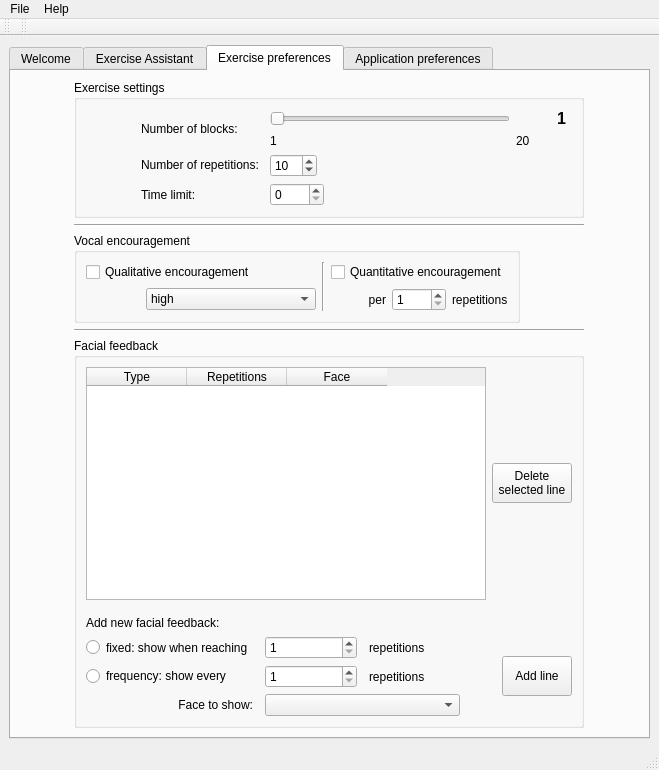
First picture: the form in src/gui/ui_files/QTRehaZenterGUI.ui, repository tolgasaglik/rehabilitation_framework, before the edit.
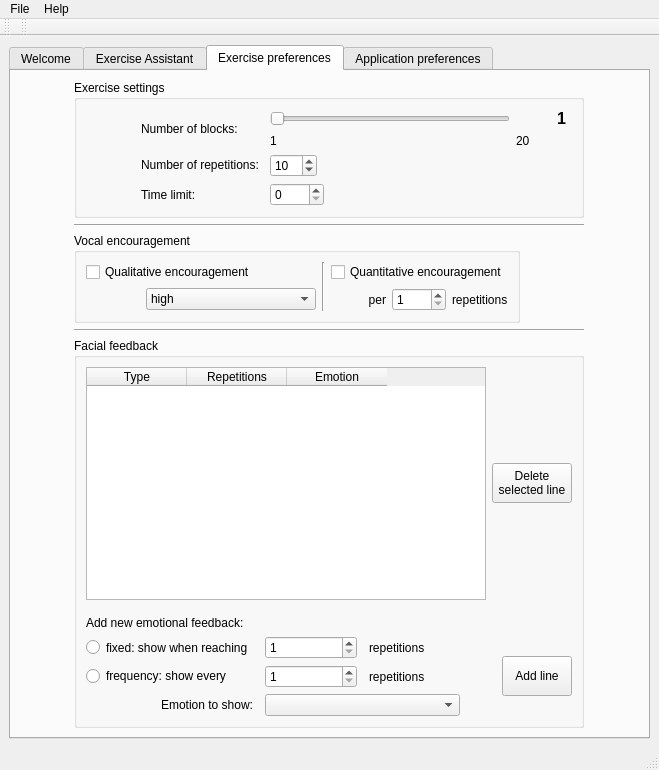
Second picture: the form after the edit. The open tabs and pages were chosen to show the change. Icons and pictures are not drawn.

What changed in the file:
```diff
--- a/src/gui/ui_files/QTRehaZenterGUI.ui
+++ b/src/gui/ui_files/QTRehaZenterGUI.ui
@@ -741,7 +741,7 @@
              <item row="2" column="0">
               <widget class="QLabel" name="lblFaceToShow">
                <property name="text">
-                <string>Face to show:</string>
+                <string>Emotion to show:</string>
                </property>
                <property name="alignment">
                 <set>Qt::AlignRight|Qt::AlignTrailing|Qt::AlignVCenter</set>
@@ -794,7 +794,7 @@
            <item row="2" column="0">
             <widget class="QLabel" name="lblAddFeedback">
              <property name="text">
-              <string>Add new facial feedback:</string>
+              <string>Add new emotional feedback:</string>
              </property>
             </widget>
            </item>
@@ -862,7 +862,7 @@
                </column>
                <column>
                 <property name="text">
-                 <string>Face</string>
+                 <string>Emotion</string>
                 </property>
                </column>
               </widget>
```
